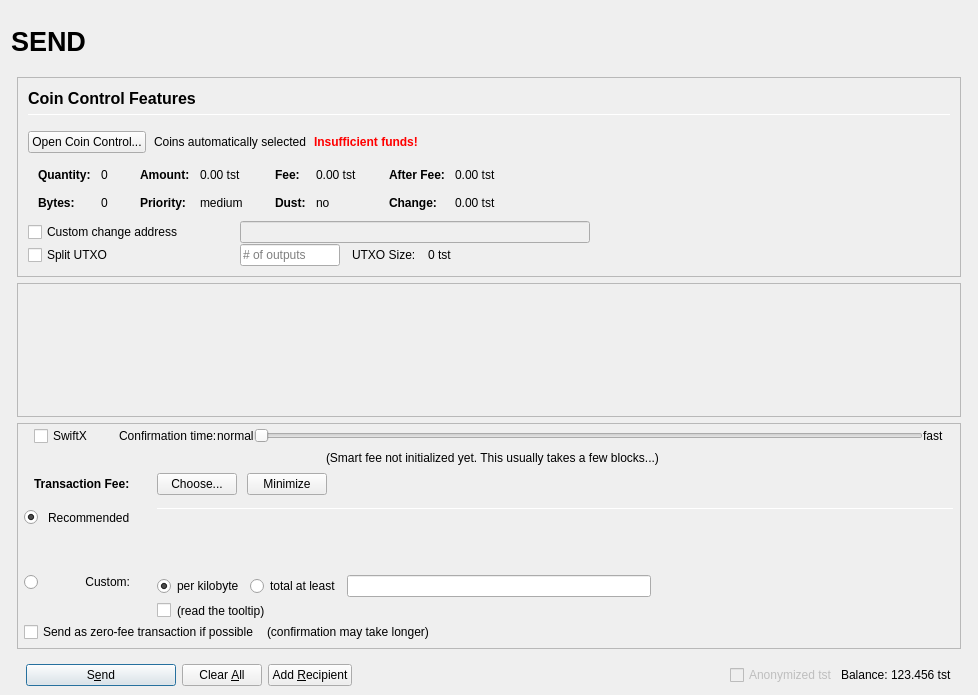
Qt form src/qt/forms/sendcoinsdialog.ui (ygtars/TestCoin) before a commit.
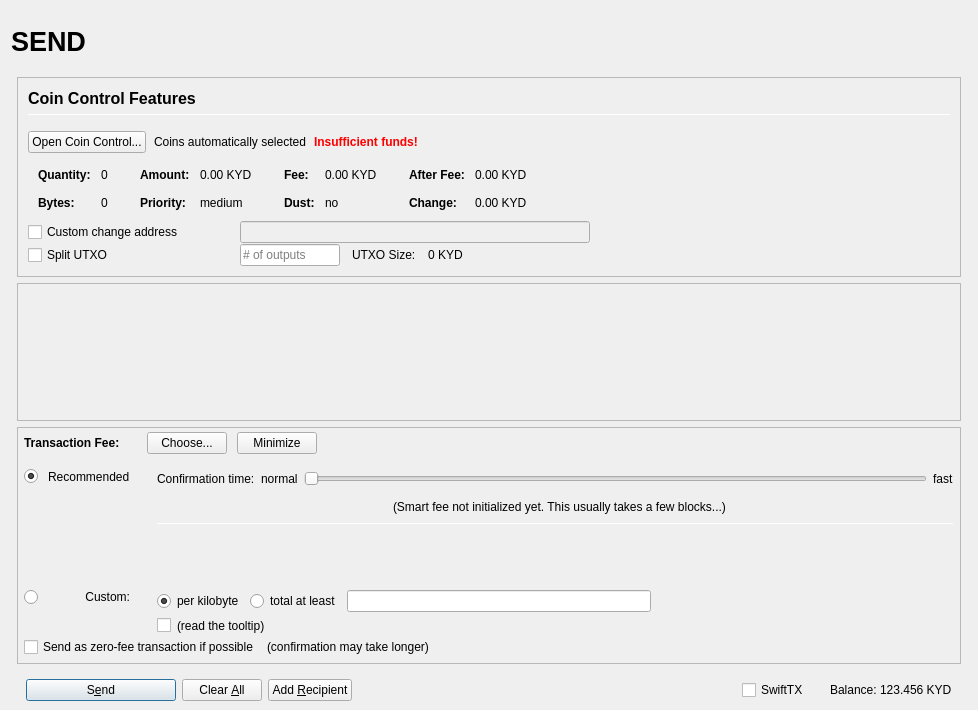
The same form after that commit. Icons and pictures are not drawn. Custom widgets are drawn as their Qt base class.

The edit to the form file:
```diff
--- a/src/qt/forms/sendcoinsdialog.ui
+++ b/src/qt/forms/sendcoinsdialog.ui
@@ -10,7 +10,7 @@
     <x>0</x>
     <y>0</y>
     <width>978</width>
-    <height>695</height>
+    <height>710</height>
    </rect>
   </property>
   <property name="windowTitle">
@@ -493,7 +493,7 @@
                         <enum>Qt::ActionsContextMenu</enum>
                        </property>
                        <property name="text">
-                        <string notr="true">0.00 tst</string>
+                        <string notr="true">0.00 KYD</string>
                        </property>
                        <property name="textInteractionFlags">
                         <set>Qt::LinksAccessibleByMouse|Qt::TextSelectableByKeyboard|Qt::TextSelectableByMouse</set>
@@ -573,7 +573,7 @@
                         <enum>Qt::ActionsContextMenu</enum>
                        </property>
                        <property name="text">
-                        <string notr="true">0.00 tst</string>
+                        <string notr="true">0.00 KYD</string>
                        </property>
                        <property name="textInteractionFlags">
                         <set>Qt::LinksAccessibleByMouse|Qt::TextSelectableByKeyboard|Qt::TextSelectableByMouse</set>
@@ -653,7 +653,7 @@
                         <enum>Qt::ActionsContextMenu</enum>
                        </property>
                        <property name="text">
-                        <string notr="true">0.00 tst</string>
+                        <string notr="true">0.00 KYD</string>
                        </property>
                        <property name="textInteractionFlags">
                         <set>Qt::LinksAccessibleByMouse|Qt::TextSelectableByKeyboard|Qt::TextSelectableByMouse</set>
@@ -682,7 +682,7 @@
                         <enum>Qt::ActionsContextMenu</enum>
                        </property>
                        <property name="text">
-                        <string notr="true">0.00 tst</string>
+                        <string notr="true">0.00 KYD</string>
                        </property>
                        <property name="textInteractionFlags">
                         <set>Qt::LinksAccessibleByMouse|Qt::TextSelectableByKeyboard|Qt::TextSelectableByMouse</set>
@@ -849,7 +849,7 @@
                 <item>
                  <widget class="QLabel" name="labelBlockSize">
                   <property name="text">
-                   <string>0 tst</string>
+                   <string>0 KYD</string>
                   </property>
                  </widget>
                 </item>
@@ -898,7 +898,7 @@
              <x>0</x>
              <y>0</y>
              <width>944</width>
-             <height>69</height>
+             <height>73</height>
             </rect>
            </property>
            <layout class="QVBoxLayout" name="verticalLayout_2" stretch="0,1">
@@ -975,7 +975,7 @@
             <number>0</number>
            </property>
            <item>
-            <layout class="QVBoxLayout" name="verticalLayoutFee2" stretch="0,0,0,0">
+            <layout class="QVBoxLayout" name="verticalLayoutFee2" stretch="0,0,0">
              <property name="spacing">
               <number>0</number>
              </property>
@@ -988,179 +988,8 @@
              <property name="rightMargin">
               <number>6</number>
              </property>
-             <item>
-              <layout class="QVBoxLayout" name="verticalLayout_feeConf">
-               <property name="spacing">
-                <number>0</number>
-               </property>
-               <property name="leftMargin">
-                <number>10</number>
-               </property>
-               <property name="rightMargin">
-                <number>10</number>
-               </property>
-               <property name="bottomMargin">
-                <number>5</number>
-               </property>
-               <item>
-                <layout class="QHBoxLayout" name="horizontalLayoutFee9">
-                 <item>
-                  <widget class="QCheckBox" name="checkSwiftTX">
-                   <property name="enabled">
-                    <bool>true</bool>
-                   </property>
-                   <property name="minimumSize">
-                    <size>
-                     <width>85</width>
-                     <height>0</height>
-                    </size>
-                   </property>
-                   <property name="toolTip">
-                    <string>SwiftX technology allows for near instant transactions - A flat fee of 0.01 tst applies</string>
-                   </property>
-                   <property name="text">
-                    <string>SwiftX</string>
-                   </property>
-                  </widget>
-                 </item>
-                 <item>
-                  <widget class="QLabel" name="labelSmartFee3">
-                   <property name="text">
-                    <string>Confirmation time:</string>
-                   </property>
-                   <property name="margin">
-                    <number>2</number>
-                   </property>
-                  </widget>
-                 </item>
-                 <item>
-                  <widget class="QLabel" name="labelSmartFeeNormal">
-                   <property name="text">
-                    <string>normal</string>
-                   </property>
-                   <property name="margin">
-                    <number>8</number>
-                   </property>
-                  </widget>
-                 </item>
-                 <item>
-                  <widget class="QSlider" name="sliderSmartFee">
-                   <property name="minimumSize">
-                    <size>
-                     <width>0</width>
-                     <height>24</height>
-                    </size>
-                   </property>
-                   <property name="minimum">
-                    <number>0</number>
-                   </property>
-                   <property name="maximum">
-                    <number>24</number>
-                   </property>
-                   <property name="pageStep">
-                    <number>1</number>
-                   </property>
-                   <property name="value">
-                    <number>0</number>
-                   </property>
-                   <property name="orientation">
-                    <enum>Qt::Horizontal</enum>
-                   </property>
-                   <property name="invertedAppearance">
-                    <bool>false</bool>
-                   </property>
-                   <property name="invertedControls">
-                    <bool>false</bool>
-                   </property>
-                   <property name="tickPosition">
-                    <enum>QSlider::NoTicks</enum>
-                   </property>
-                  </widget>
-                 </item>
-                 <item>
-                  <widget class="QLabel" name="labelSmartFeeFast">
-                   <property name="text">
-                    <string>fast</string>
-                   </property>
-                   <property name="margin">
-                    <number>8</number>
-                   </property>
-                  </widget>
-                 </item>
-                </layout>
-               </item>
-               <item>
-                <layout class="QHBoxLayout" name="horizontalLayout_recommended_texts">
-                 <property name="spacing">
-                  <number>0</number>
-                 </property>
-                 <item>
-                  <spacer name="horizontalSpacer_8">
-                   <property name="orientation">
-                    <enum>Qt::Horizontal</enum>
-                   </property>
-                   <property name="sizeHint" stdset="0">
-                    <size>
-                     <width>40</width>
-                     <height>20</height>
-                    </size>
-                   </property>
-                  </spacer>
-                 </item>
-                 <item>
-                  <widget class="QLabel" name="labelFeeEstimation">
-                   <property name="text">
-                    <string/>
-                   </property>
-                   <property name="margin">
-                    <number>2</number>
-                   </property>
-                  </widget>
-                 </item>
-                 <item>
-                  <widget class="QLabel" name="labelSmartFee2">
-                   <property name="text">
-                    <string>(Smart fee not initialized yet. This usually takes a few blocks...)</string>
-                   </property>
-                   <property name="alignment">
-                    <set>Qt::AlignLeading|Qt::AlignLeft|Qt::AlignVCenter</set>
-                   </property>
-                   <property name="wordWrap">
-                    <bool>false</bool>
-                   </property>
-                   <property name="margin">
-                    <number>2</number>
-                   </property>
-                   <property name="indent">
-                    <number>-1</number>
-                   </property>
-                  </widget>
-                 </item>
-                 <item>
-                  <spacer name="horizontalSpacer_3">
-                   <property name="orientation">
-                    <enum>Qt::Horizontal</enum>
-                   </property>
-                   <property name="sizeHint" stdset="0">
-                    <size>
-                     <width>40</width>
-                     <height>20</height>
-                    </size>
-                   </property>
-                  </spacer>
-                 </item>
-                </layout>
-               </item>
-              </layout>
-             </item>
              <item>
               <layout class="QHBoxLayout" name="horizontalLayoutFee1">
-               <property name="leftMargin">
-                <number>10</number>
-               </property>
-               <property name="rightMargin">
-                <number>10</number>
-               </property>
                <property name="bottomMargin">
                 <number>0</number>
                </property>
@@ -1169,6 +998,22 @@
                  <property name="spacing">
                   <number>0</number>
                  </property>
+                 <item>
+                  <spacer name="verticalSpacerSmartFee">
+                   <property name="orientation">
+                    <enum>Qt::Vertical</enum>
+                   </property>
+                   <property name="sizeType">
+                    <enum>QSizePolicy::Fixed</enum>
+                   </property>
+                   <property name="sizeHint" stdset="0">
+                    <size>
+                     <width>1</width>
+                     <height>4</height>
+                    </size>
+                   </property>
+                  </spacer>
+                 </item>
                  <item>
                   <layout class="QHBoxLayout" name="horizontalLayoutSmartFee">
                    <property name="spacing">
@@ -1468,7 +1313,7 @@
                    </widget>
                   </item>
                   <item row="0" column="4" rowspan="3">
-                   <layout class="QVBoxLayout" name="verticalLayoutFee3" stretch="0,0,0,0">
+                   <layout class="QVBoxLayout" name="verticalLayoutFee3" stretch="0,0,0,0,1,0">
                     <property name="spacing">
                      <number>6</number>
                     </property>
@@ -1478,6 +1323,133 @@
                     <property name="bottomMargin">
                      <number>20</number>
                     </property>
+                    <item>
+                     <layout class="QHBoxLayout" name="horizontalLayoutFee9">
+                      <item>
+                       <widget class="QLabel" name="labelSmartFee3">
+                        <property name="text">
+                         <string>Confirmation time:</string>
+                        </property>
+                        <property name="margin">
+                         <number>2</number>
+                        </property>
+                       </widget>
+                      </item>
+                      <item>
+                       <widget class="QLabel" name="labelSmartFeeNormal">
+                        <property name="text">
+                         <string>normal</string>
+                        </property>
+                        <property name="margin">
+                         <number>2</number>
+                        </property>
+                       </widget>
+                      </item>
+                      <item>
+                       <widget class="QSlider" name="sliderSmartFee">
+                        <property name="minimumSize">
+                         <size>
+                          <width>0</width>
+                          <height>24</height>
+                         </size>
+                        </property>
+                        <property name="minimum">
+                         <number>0</number>
+                        </property>
+                        <property name="maximum">
+                         <number>24</number>
+                        </property>
+                        <property name="pageStep">
+                         <number>1</number>
+                        </property>
+                        <property name="value">
+                         <number>0</number>
+                        </property>
+                        <property name="orientation">
+                         <enum>Qt::Horizontal</enum>
+                        </property>
+                        <property name="invertedAppearance">
+                         <bool>false</bool>
+                        </property>
+                        <property name="invertedControls">
+                         <bool>false</bool>
+                        </property>
+                        <property name="tickPosition">
+                         <enum>QSlider::NoTicks</enum>
+                        </property>
+                       </widget>
+                      </item>
+                      <item>
+                       <widget class="QLabel" name="labelSmartFeeFast">
+                        <property name="text">
+                         <string>fast</string>
+                        </property>
+                       </widget>
+                      </item>
+                     </layout>
+                    </item>
+                    <item>
+                     <layout class="QHBoxLayout" name="horizontalLayout_recommended_texts">
+                      <property name="spacing">
+                       <number>0</number>
+                      </property>
+                      <item>
+                       <spacer name="horizontalSpacer_8">
+                        <property name="orientation">
+                         <enum>Qt::Horizontal</enum>
+                        </property>
+                        <property name="sizeHint" stdset="0">
+                         <size>
+                          <width>40</width>
+                          <height>20</height>
+                         </size>
+                        </property>
+                       </spacer>
+                      </item>
+                      <item>
+                       <widget class="QLabel" name="labelFeeEstimation">
+                        <property name="text">
+                         <string/>
+                        </property>
+                        <property name="margin">
+                         <number>2</number>
+                        </property>
+                       </widget>
+                      </item>
+                      <item>
+                       <widget class="QLabel" name="labelSmartFee2">
+                        <property name="text">
+                         <string>(Smart fee not initialized yet. This usually takes a few blocks...)</string>
+                        </property>
+                        <property name="alignment">
+                         <set>Qt::AlignLeading|Qt::AlignLeft|Qt::AlignVCenter</set>
+                        </property>
+                        <property name="wordWrap">
+                         <bool>false</bool>
+                        </property>
+                        <property name="margin">
+                         <number>2</number>
+                        </property>
+                        <property name="indent">
+                         <number>-1</number>
+                        </property>
+                       </widget>
+                      </item>
+                      <item>
+                       <spacer name="horizontalSpacer_3">
+                        <property name="orientation">
+                         <enum>Qt::Horizontal</enum>
+                        </property>
+                        <property name="sizeHint" stdset="0">
+                         <size>
+                          <width>40</width>
+                          <height>20</height>
+                         </size>
+                        </property>
+                       </spacer>
+                      </item>
+                     </layout>
+                    </item>
                     <item>
                      <widget class="Line" name="line_2">
                       <property name="minimumSize">
@@ -1709,12 +1681,18 @@
               <number>3</number>
              </property>
              <item>
-              <widget class="QCheckBox" name="checkztst">
+              <widget class="QCheckBox" name="checkSwiftTX">
                <property name="enabled">
-                <bool>false</bool>
+                <bool>true</bool>
+               </property>
+               <property name="minimumSize">
+                <size>
+                 <width>85</width>
+                 <height>0</height>
+                </size>
                </property>
                <property name="text">
-                <string>Anonymized tst</string>
+                <string>SwiftTX</string>
                </property>
               </widget>
              </item>
@@ -1737,7 +1715,7 @@
                 <cursorShape>IBeamCursor</cursorShape>
                </property>
                <property name="text">
-                <string notr="true">123.456 tst</string>
+                <string notr="true">123.456 KYD</string>
                </property>
                <property name="textInteractionFlags">
                 <set>Qt::LinksAccessibleByMouse|Qt::TextSelectableByKeyboard|Qt::TextSelectableByMouse</set>
```
Left out of the diff: 64 changed lines with no effect on the pictures.
